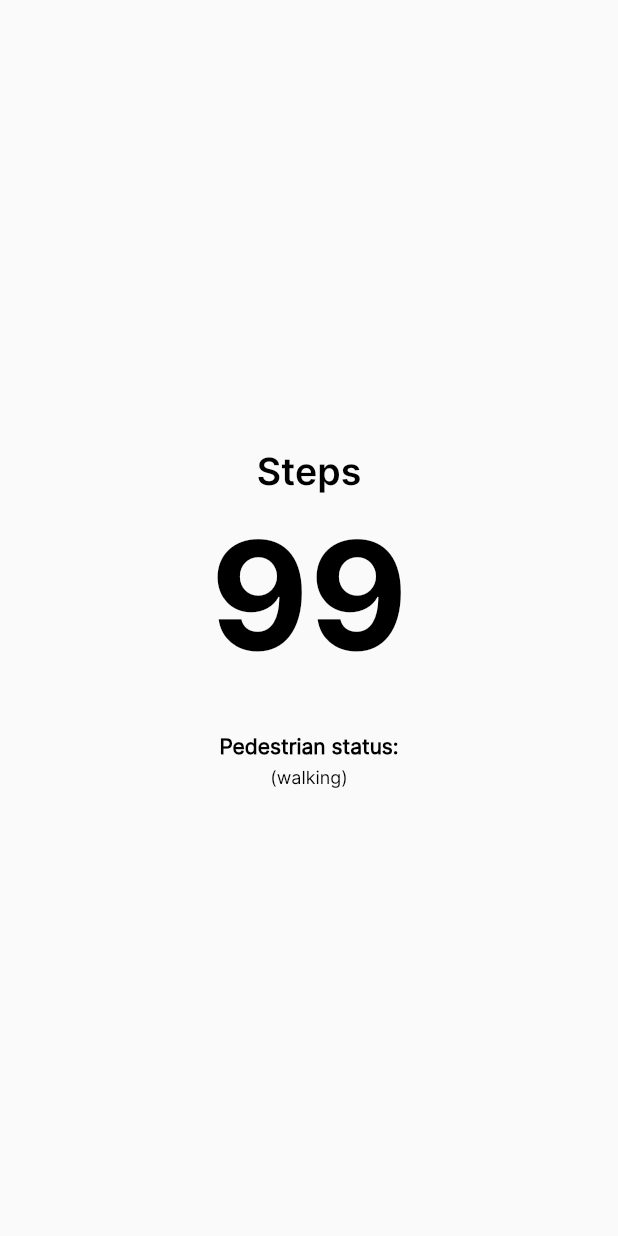
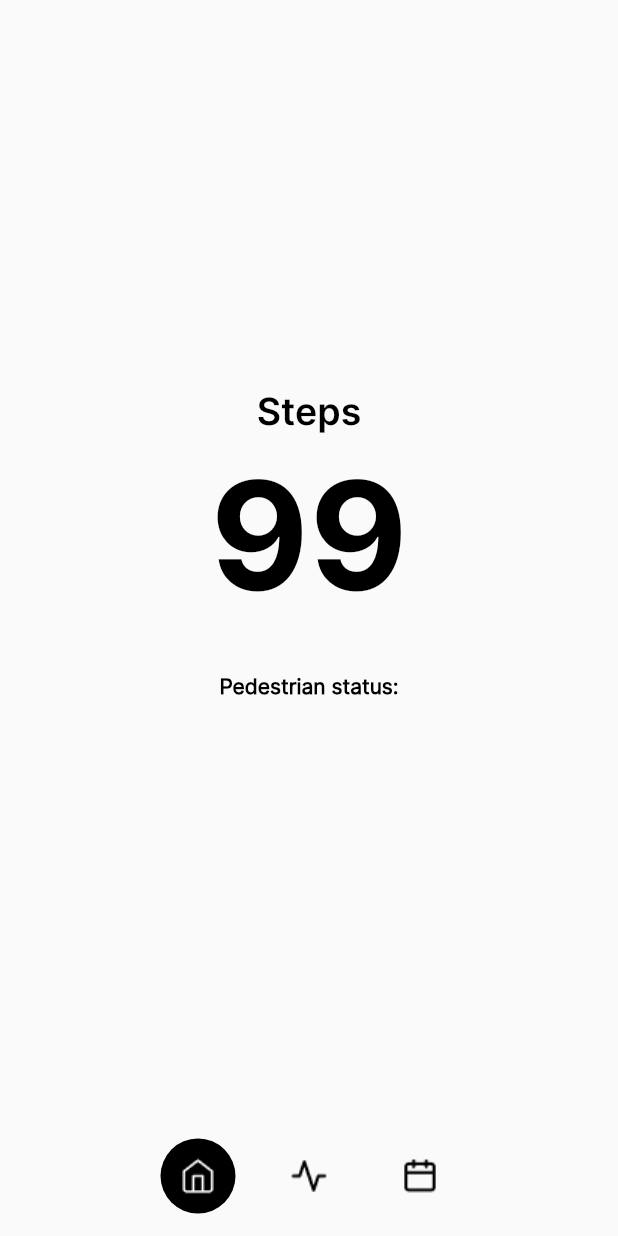
Before and after one commit to Rahilshah511/Pedometer-App, a Flutter app: the screen it shows after launch, on a phone screen of 412 x 824 dp. Run offline on Flutter 3.47's test engine with Material 2 defaults, Android fonts, the phone set to English and light mode, and no system bars; our stand-ins replace font_awesome_flutter; missing offline and left inert: DoNation.

Commit message:
feat: Add pulsing animation and bottom nav bar

```diff
--- a/Frontend/flutter_pedometer/lib/views/home.dart
+++ b/Frontend/flutter_pedometer/lib/views/home.dart
@@ -1,5 +1,6 @@
 import 'package:flutter/material.dart';
 import 'package:flutter_pedometer/constants/txt_decoration.dart';
+import 'package:flutter_pedometer/widgets/bottom_nav.dart';
 
 class HomePage extends StatefulWidget {
   const HomePage({Key? key}) : super(key: key);
@@ -8,11 +9,40 @@ class HomePage extends StatefulWidget {
   State<HomePage> createState() => _HomePageState();
 }
 
-class _HomePageState extends State<HomePage> {
+class _HomePageState extends State<HomePage>
+    with SingleTickerProviderStateMixin {
+  late AnimationController _status;
+  late Animation<double> _opacity;
+
+  @override
+  void initState() {
+    super.initState();
+    _status = AnimationController(
+      vsync: this,
+      duration: const Duration(milliseconds: 300),
+      reverseDuration: const Duration(milliseconds: 200),
+    );
+    _status.repeat(reverse: true);
+    _opacity = Tween<double>(begin: 0, end: 1).animate(CurvedAnimation(
+      parent: _status,
+      curve: Curves.fastOutSlowIn,
+    ));
+  }
+
+  @override
+  void dispose() {
+    _status.dispose();
+    super.dispose();
+  }
+
   @override
   Widget build(BuildContext context) {
     return SafeArea(
       child: Scaffold(
+        bottomNavigationBar: const SizedBox(
+          height: 80,
+          child: Center(child: BottomNav(index: 0)),
+        ),
         body: Center(
           child: Column(
             mainAxisAlignment: MainAxisAlignment.center,
@@ -39,10 +69,17 @@ class _HomePageState extends State<HomePage> {
               const SizedBox(
                 height: 4,
               ),
-              Text(
-                "(walking)",
-                style: TxtDecoration.textTheme.bodyText2,
-              )
+              AnimatedBuilder(
+                  animation: _status.view,
+                  builder: (context, _) {
+                    return Opacity(
+                      opacity: _opacity.value,
+                      child: Text(
+                        "(walking)",
+                        style: TxtDecoration.textTheme.bodyText2,
+                      ),
+                    );
+                  })
             ],
           ),
         ),
--- /dev/null
+++ b/Frontend/flutter_pedometer/lib/widgets/bottom_nav.dart
@@ -0,0 +1,91 @@
+import 'package:flutter/material.dart';
+
+class BottomNav extends StatefulWidget {
+  final int index;
+  const BottomNav({Key? key, required this.index}) : super(key: key);
+
+  @override
+  State<BottomNav> createState() => _BottomNavState();
+}
+
+class _BottomNavState extends State<BottomNav>
+    with SingleTickerProviderStateMixin {
+  late AnimationController _controller;
+  late Animation<double> _opacity;
+
+  @override
+  void initState() {
+    super.initState();
+    _controller = AnimationController(
+      vsync: this,
+      duration: const Duration(milliseconds: 500),
+    );
+    _opacity = Tween<double>(begin: 0, end: 1).animate(CurvedAnimation(
+      parent: _controller,
+      curve: Curves.easeIn,
+    ));
+    WidgetsBinding.instance.addPostFrameCallback((_) => _controller.forward());
+  }
+
+  @override
+  void dispose() {
+    _controller.dispose();
+    super.dispose();
+  }
+
+  final List<String> _white = [
+    "assets/icons/home(1).png",
+    "assets/icons/activity(1).png",
+    "assets/icons/calendar(1).png",
+  ];
+  final List<String> _black = [
+    "assets/icons/home.png",
+    "assets/icons/activity.png",
+    "assets/icons/calendar.png",
+  ];
+
+  @override
+  Widget build(BuildContext context) {
+    return ListView.separated(
+        shrinkWrap: true,
+        itemCount: 3,
+        separatorBuilder: (context, index) {
+          return const SizedBox(
+            width: 24,
+          );
+        },
+        scrollDirection: Axis.horizontal,
+        itemBuilder: (context, index) {
+          return index != widget.index
+              ? Container(
+                  width: 50,
+                  decoration: const BoxDecoration(
+                    shape: BoxShape.circle,
+                    color: Colors.transparent,
+                  ),
+                  child: Image.asset(
+                    _black[index],
+                    width: 25,
+                  ),
+                )
+              : AnimatedBuilder(
+                  animation: _controller.view,
+                  builder: (context, _) {
+                    return Opacity(
+                      opacity: _opacity.value,
+                      child: Container(
+                        width: 50,
+                        decoration: const BoxDecoration(
+                          color: Colors.black,
+                          shape: BoxShape.circle,
+                        ),
+                        child: Image.asset(
+                          _white[index],
+                          width: 25,
+                        ),
+                      ),
+                    );
+                  });
+        });
+  }
+}
```
Also changed, not shown: Frontend/flutter_pedometer/pubspec.yaml (+7 -3 lines), Frontend/flutter_pedometer/assets/icons/activity(1).png (added), Frontend/flutter_pedometer/assets/icons/activity.png (added), Frontend/flutter_pedometer/assets/icons/calendar(1).png (added), Frontend/flutter_pedometer/assets/icons/calendar.png (added), Frontend/flutter_pedometer/assets/icons/home(1).png (added), Frontend/flutter_pedometer/assets/icons/home.png (added).
